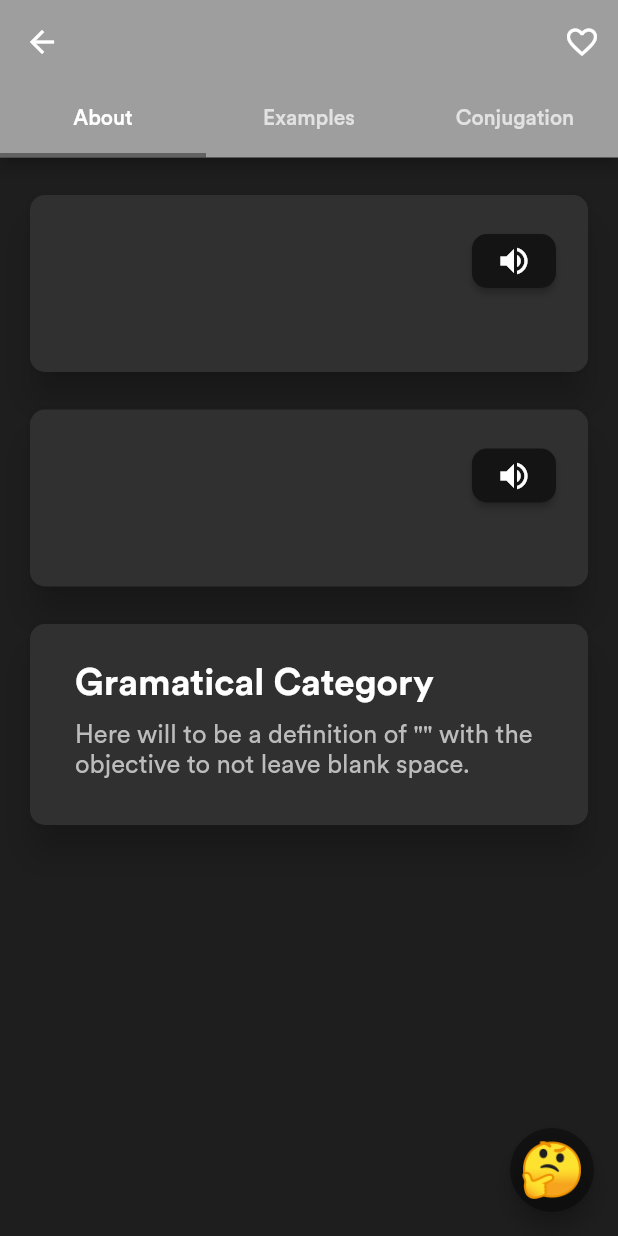
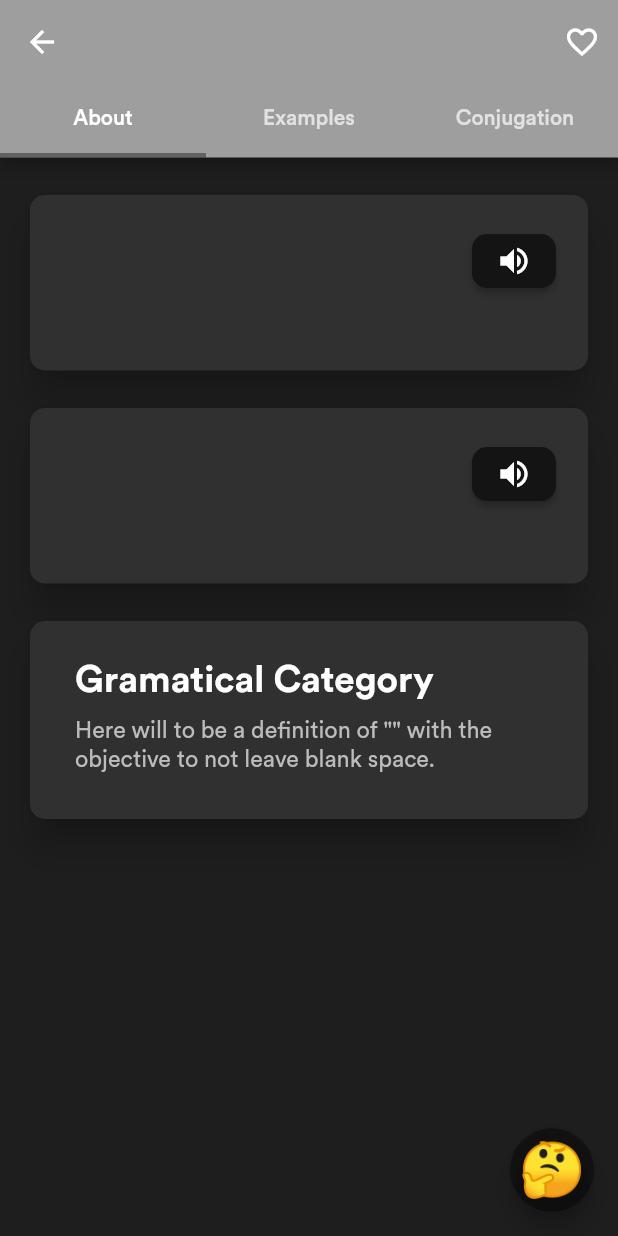
Before and after one commit to JoshuaR503/Vocabulary-Builder, a Flutter app: the WordScreen screen opened directly with empty values, on a phone screen of 412 x 824 dp. Run offline on Flutter 3.47's test engine with Material 2 defaults, Android fonts, the phone set to English and light mode, and no system bars; our stand-ins replace audioplayers, bloc, cached_network_image, data_connection_checker, dio, equatable and 6 more; missing offline and left inert: firebase_admob, flutter_web_browser, material_search; accounts and stored records are empty; statements that could not run were skipped.

```diff
--- a/lib/v2/widgets/text/styles.dart
+++ b/lib/v2/widgets/text/styles.dart
@@ -9,7 +9,7 @@ class TextStyles {
   );
 
   static const TextStyle definitionStyle = const TextStyle(
-    fontSize: 17,
+    fontSize: 15.5,
     fontWeight: FontWeight.w100,
     color: AppFontColors.secondaryText
   );
```
Also changed, not shown: 1 other file.
